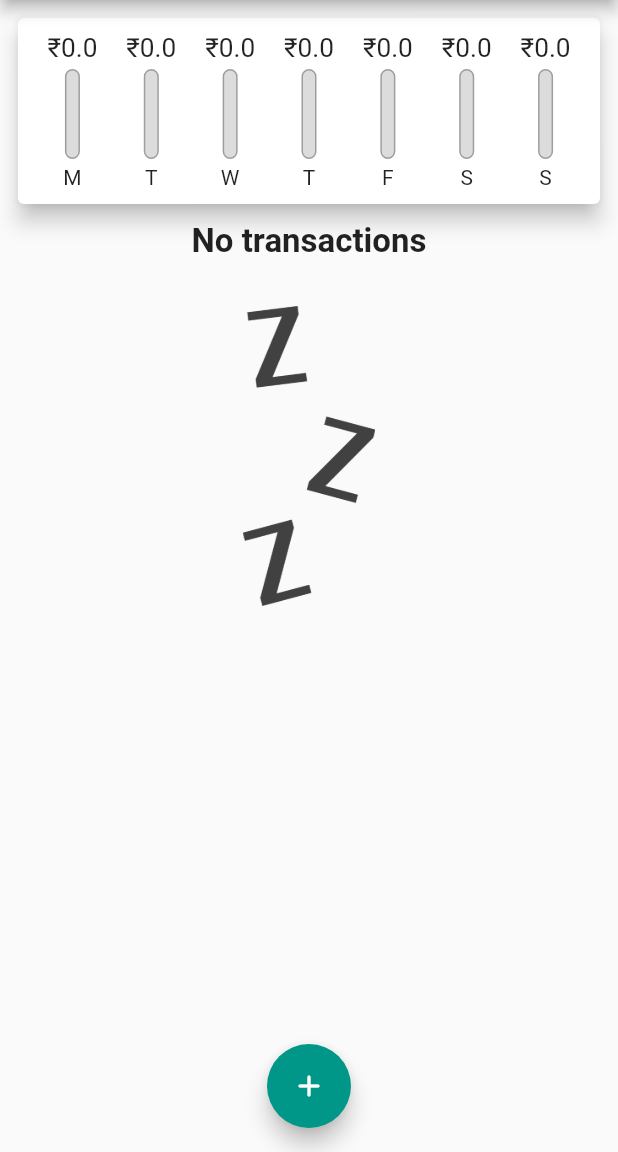
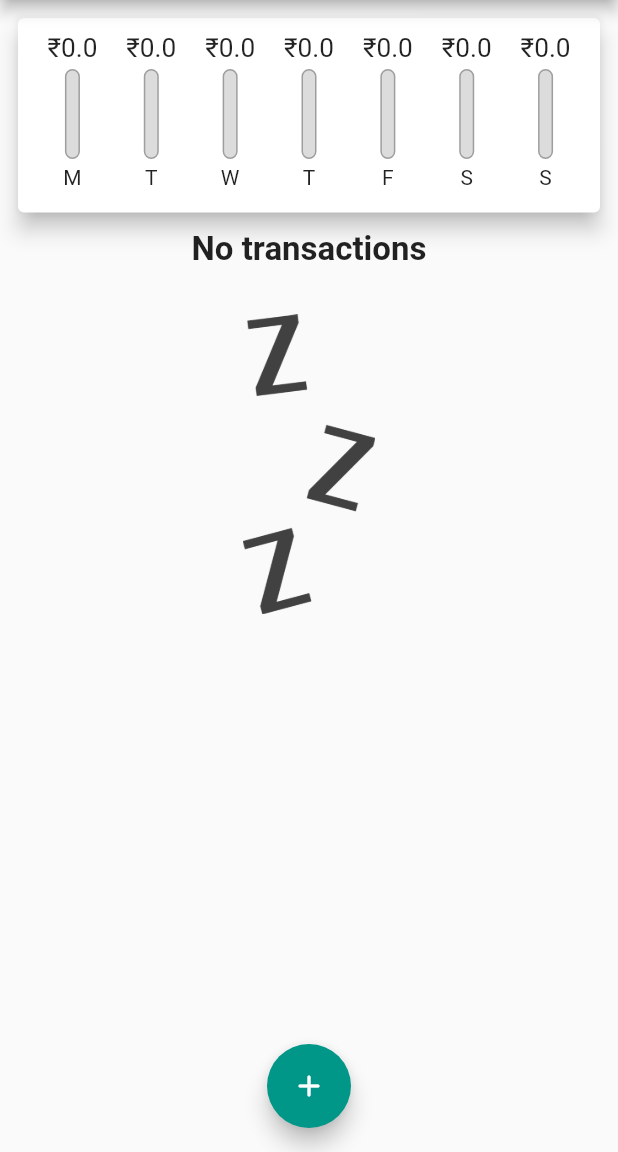
Before and after one commit to Basith-P/Personal-Expense-Tracker, a Flutter app: the screen it shows after launch, on a phone screen of 412 x 824 dp, the part 84-1236 px from its top. Run offline on Flutter 3.47's test engine with Material 2 defaults, Android fonts, the phone set to English and light mode, and no system bars.

Commit message:
set dynamic height

```diff
--- a/lib/screens/home_page.dart
+++ b/lib/screens/home_page.dart
@@ -53,24 +53,37 @@ class _HomePageState extends State<HomePage> {
 
   @override
   Widget build(BuildContext context) {
+    final appBar = AppBar(
+      title: Text('Expenses'),
+      actions: [
+        IconButton(
+          icon: Icon(Icons.add_rounded),
+          onPressed: () => _startAddNewTransaction(context),
+        )
+      ],
+    );
     return SafeArea(
       child: Scaffold(
         // backgroundColor: Colors.teal,
-        appBar: AppBar(
-          title: Text('Expenses'),
-          actions: [
-            IconButton(
-              icon: Icon(Icons.add_rounded),
-              onPressed: () => _startAddNewTransaction(context),
-            )
-          ],
-        ),
+        appBar: appBar,
         body: Container(
           // padding: const EdgeInsets.all(8.0),
           child: Column(
             children: [
-              Chart(_recentTx),
-              TransactionList(_userTransactions, _deleteTx),
+              Container(
+                height: (MediaQuery.of(context).size.height -
+                        appBar.preferredSize.height -
+                        MediaQuery.of(context).padding.vertical) *
+                    0.2,
+                child: Chart(_recentTx),
+              ),
+              Container(
+                height: (MediaQuery.of(context).size.height -
+                        appBar.preferredSize.height -
+                        MediaQuery.of(context).padding.vertical) *
+                    0.8,
+                child: TransactionList(_userTransactions, _deleteTx),
+              ),
             ],
           ),
         ),
--- a/lib/widgets/transaction_list.dart
+++ b/lib/widgets/transaction_list.dart
@@ -10,9 +10,7 @@ class TransactionList extends StatelessWidget {
 
   @override
   Widget build(BuildContext context) {
-    return Container(
-      height: 500,
-      child: transactions.isEmpty
+    return transactions.isEmpty
         ? Center(
             child: Column(
               children: [
@@ -34,6 +32,7 @@ class TransactionList extends StatelessWidget {
             ),
           )
         : ListView.builder(
+            physics: BouncingScrollPhysics(),
             itemCount: transactions.length,
             itemBuilder: (ctx, index) {
               return Container(
@@ -63,7 +62,6 @@ class TransactionList extends StatelessWidget {
                 ),
               );
             },
-            ),
           );
   }
 }
```
Lines whose indentation alone changed are shown as unchanged.
